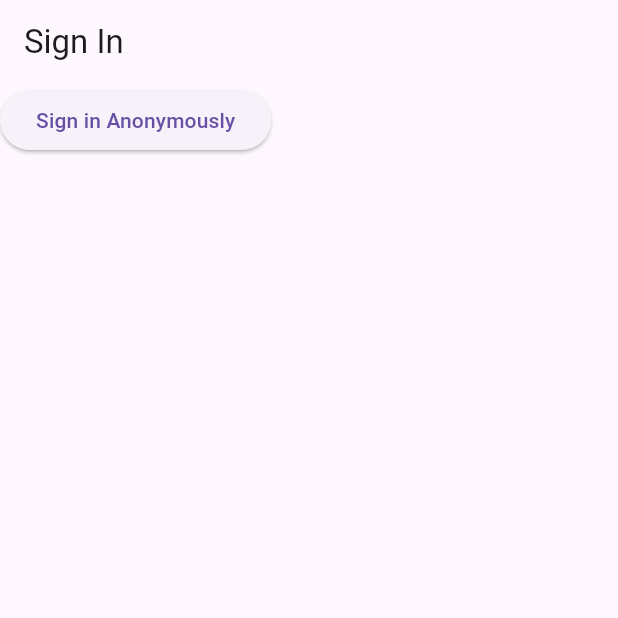
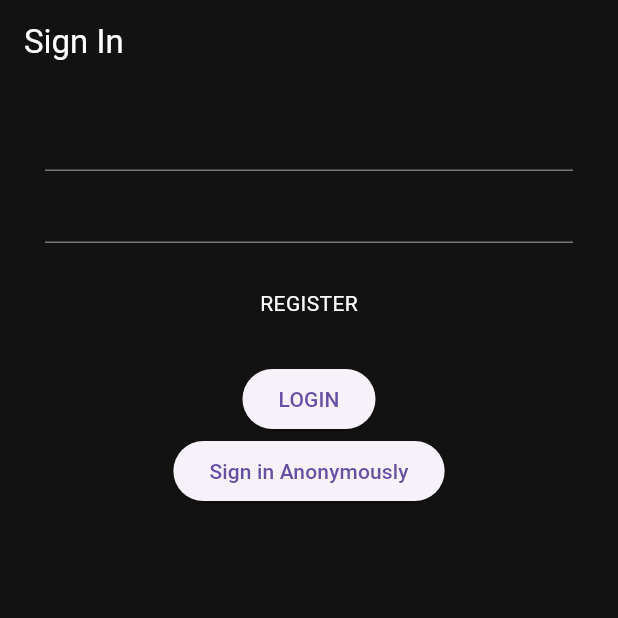
Before and after one commit to Bawanthathilan/flutter_with_firebase, a Flutter app: the screen it shows after launch, on a phone screen of 412 x 824 dp, the top half of it. Run offline on Flutter 3.47's test engine with Material 3 defaults, Android fonts, the phone set to English and light mode, and no system bars; our stand-ins replace firebase_auth, firebase_core; accounts and stored records are empty.

Commit message:
add login screen

```diff
--- /dev/null
+++ b/lib/constants/colors.dart
@@ -0,0 +1,3 @@
+import 'package:flutter/material.dart';
+
+const Color KbgBlack = Color(0xff121212);
--- a/lib/screens/auth/login.dart
+++ b/lib/screens/auth/login.dart
@@ -1,3 +1,4 @@
+import 'package:firebase/constants/colors.dart';
 import 'package:firebase/services/auth.dart';
 import 'package:flutter/material.dart';
 
@@ -12,13 +13,76 @@ class _LoginState extends State<Login> {
   //ref for the class
   final AuthServices _auth = AuthServices();
 
+  //form key
+  final _formkey = GlobalKey<FormState>();
+
+  //email password state
+  String email = "";
+  String password = "";
+
   @override
   Widget build(BuildContext context) {
     return Scaffold(
+      backgroundColor: KbgBlack,
       appBar: AppBar(
-        title: Text("Sign In"),
+        backgroundColor: KbgBlack,
+        title: Text(
+          "Sign In",
+          style: TextStyle(color: Colors.white),
         ),
-      body: ElevatedButton(
+      ),
+      body: Container(
+        child: Padding(
+          padding: const EdgeInsets.only(left: 30, right: 30, top: 10),
+          child: Column(
+            children: [
+              Form(
+                  key: _formkey,
+                  child: Column(
+                    children: [
+                      TextFormField(
+                        validator: (val) =>
+                            val?.isEmpty == true ? "Enter e valid email" : null,
+                        onChanged: (val) {
+                          setState(() {
+                            email = val;
+                          });
+                        },
+                      ),
+                      TextFormField(
+                        validator: (val) =>
+                            val!.length < 6 ? "Enter a valid password" : null,
+                        onChanged: (val) {
+                          setState(() {
+                            password = val;
+                          });
+                        },
+                      )
+                    ],
+                  )),
+              SizedBox(
+                height: 30,
+              ),
+              Center(
+                child: GestureDetector(
+                  onTap: () {},
+                  child: Text(
+                    "REGISTER",
+                    style: TextStyle(color: Colors.white),
+                  ),
+                ),
+              ),
+              SizedBox(
+                height: 30,
+              ),
+              Center(
+                child: ElevatedButton(
+                  onPressed: () {},
+                  child: const Text("LOGIN"),
+                ),
+              ),
+              Center(
+                child: ElevatedButton(
                   onPressed: () async {
                     dynamic result = await _auth.signInAnonymous();
                     if (result == Null) {
@@ -30,6 +94,11 @@ class _LoginState extends State<Login> {
                   },
                   child: const Text("Sign in Anonymously"),
                 ),
+              ),
+            ],
+          ),
+        ),
+      ),
     );
   }
 }
```
Lines whose indentation alone changed are shown as unchanged.
